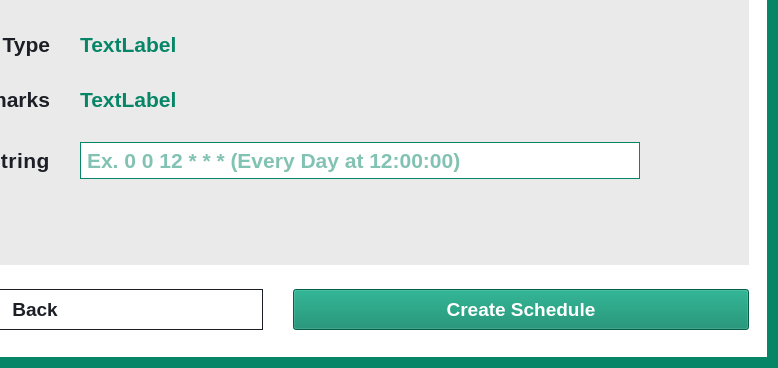
Qt form src/gui/dialog/attach_schedule_dialog.ui (HPE-Backup-and-Recovery-System/ResilioZ) before a commit; both pictures show x 222 to 1000 and y 232 to 600 of the 1000 by 600 pixel window.
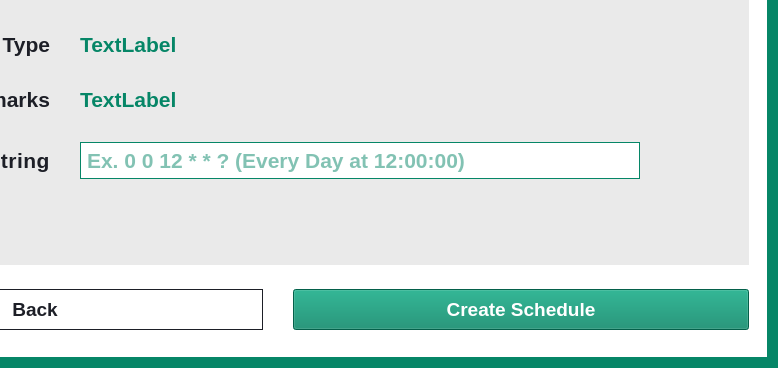
The same form after that commit.

What changed in the file:
```diff
--- a/src/gui/dialog/attach_schedule_dialog.ui
+++ b/src/gui/dialog/attach_schedule_dialog.ui
@@ -242,7 +242,7 @@
                  <bool>false</bool>
                 </property>
                 <property name="placeholderText">
-                 <string>Ex. 0 0 12 * * * (Every Day at 12:00:00)</string>
+                 <string>Ex. 0 0 12 * * ? (Every Day at 12:00:00)</string>
                 </property>
                </widget>
               </item>
```
